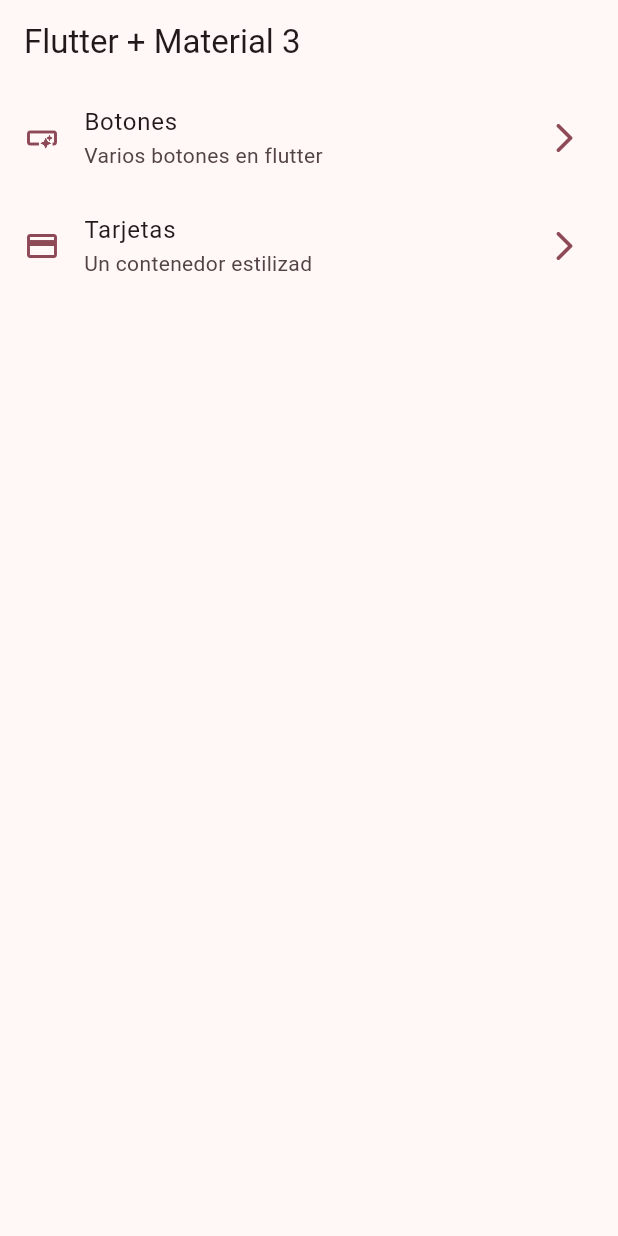
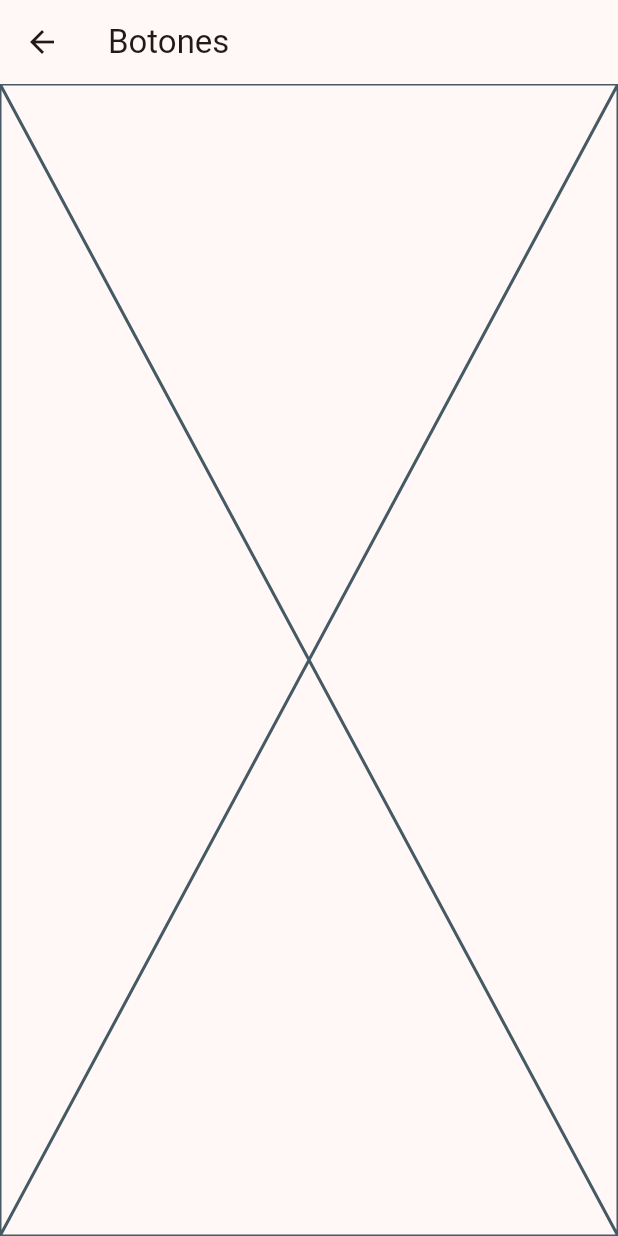
Before and after one commit to diegoteran95/widgets_app, a Flutter app: the screen it shows after launch, after a tap on "Botones", on a phone screen of 412 x 824 dp. Run offline on Flutter 3.47's test engine with Material 3 defaults, Android fonts, the phone set to English and light mode, and no system bars.

Commit message:
Basic routes configuration

```diff
--- a/lib/config/menu/menu_items.dart
+++ b/lib/config/menu/menu_items.dart
@@ -15,6 +15,6 @@ class MenuItem {
 
 const appMenuItems = <MenuItem>[
   MenuItem(title: "Botones", subtitle: "Varios botones en flutter", link: "/buttons", icon: Icons.smart_button_outlined),
-  MenuItem(title: "Tarjetas", subtitle: "Un contenedor estilizad", link: "/card", icon: Icons.credit_card),
+  MenuItem(title: "Tarjetas", subtitle: "Un contenedor estilizado", link: "/cards", icon: Icons.credit_card),
 
 ];
--- a/lib/main.dart
+++ b/lib/main.dart
@@ -1,5 +1,7 @@
 import 'package:flutter/material.dart';
 import 'package:widgets_app/config/theme/app_theme.dart';
+import 'package:widgets_app/presentation/screens/buttons/buttons_screen.dart';
+import 'package:widgets_app/presentation/screens/card/cards_screen.dart';
 import 'package:widgets_app/presentation/screens/home/home_screen.dart';
 
 void main() {
@@ -14,7 +16,11 @@ class MainApp extends StatelessWidget {
     return MaterialApp(
       debugShowCheckedModeBanner: false,
       theme: AppTheme(selectedColor:7).getTheme(),
-      home: HomeScreen(),
+      home: const HomeScreen(),
+      routes: {
+        "/buttons":(context) => const ButtonsScreen(),
+        "/cards":(context) => const CardsScreen()
+      },
     );
   }
 }
--- /dev/null
+++ b/lib/presentation/screens/buttons/buttons_screen.dart
@@ -0,0 +1,15 @@
+import 'package:flutter/material.dart';
+
+class ButtonsScreen extends StatelessWidget {
+  const ButtonsScreen({super.key});
+
+  @override
+  Widget build(BuildContext context) {
+    return Scaffold(
+      appBar: AppBar(
+        title: const Text("Botones"),
+      ),
+      body: const Placeholder(),
+    );
+  }
+}
--- a/lib/presentation/screens/home/home_screen.dart
+++ b/lib/presentation/screens/home/home_screen.dart
@@ -53,7 +53,9 @@ class _CustomListTile extends StatelessWidget {
       ),
       title: Text(menuItem.title),
       subtitle: Text(menuItem.subtitle),
-      onTap: () {},
+      onTap: () {
+        Navigator.pushNamed(context, menuItem.link);
+      },
     );
   }
 }
```
Also changed, not shown: lib/presentation/screens/card/cards_screen.dart (added, +15 -0 lines).
